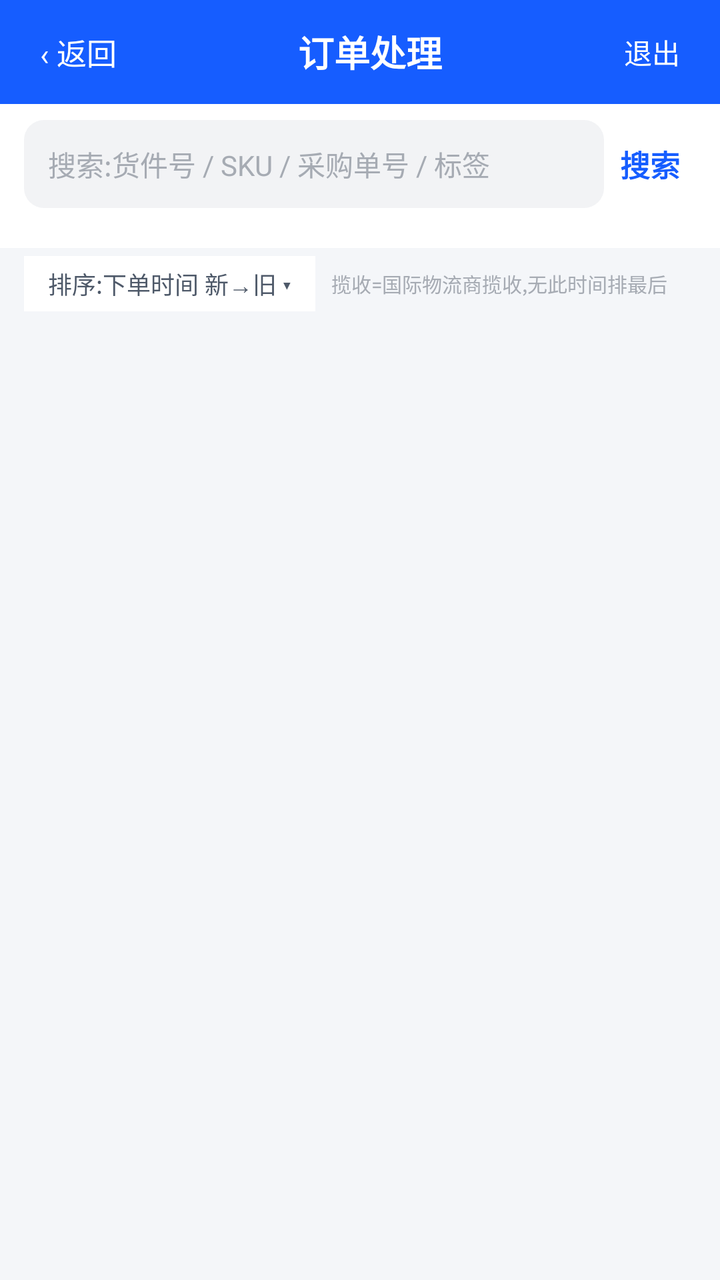
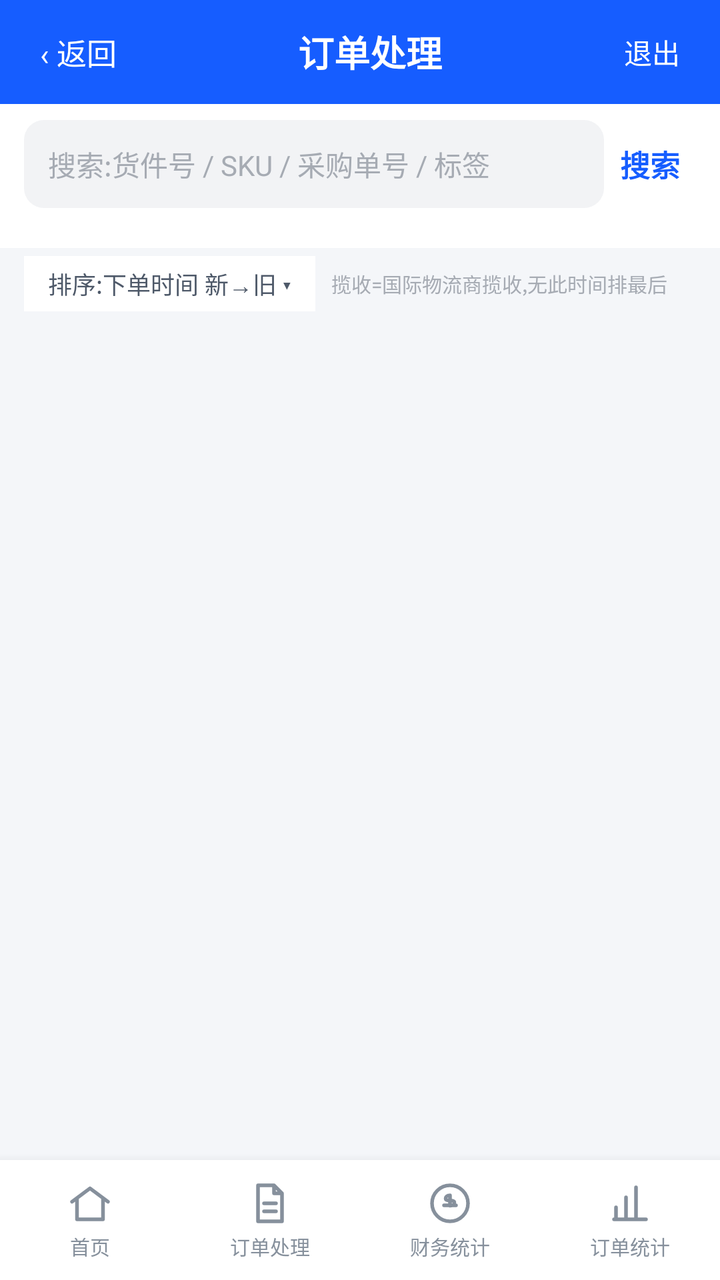

Screens rendered from an Android XML layout before and after an edit, with the pre-edit source and the edit as a unified diff.
<!-- AndroidManifest.xml: application theme AppTheme -->
<!-- res/layout/activity_order_list.xml -->
<?xml version="1.0" encoding="utf-8"?>
<LinearLayout xmlns:android="http://schemas.android.com/apk/res/android"
    android:layout_width="match_parent"
    android:layout_height="match_parent"
    android:fitsSystemWindows="true"
    android:orientation="vertical"
    android:background="@color/page_bg">

    
    <LinearLayout
        android:layout_width="match_parent"
        android:layout_height="52dp"
        android:orientation="horizontal"
        android:gravity="center_vertical"
        android:background="#165dff"
        android:paddingHorizontal="12dp">

        <TextView
            android:id="@+id/backBtn"
            android:layout_width="wrap_content"
            android:layout_height="wrap_content"
            android:text="‹ 返回"
            android:textColor="#ffffff"
            android:textSize="15sp"
            android:padding="8dp" />

        <TextView
            android:layout_width="0dp"
            android:layout_height="wrap_content"
            android:layout_weight="1"
            android:text="订单处理"
            android:textColor="#ffffff"
            android:textSize="18sp"
            android:textStyle="bold"
            android:gravity="center" />

        <TextView
            android:id="@+id/orderLogoutBtn"
            android:layout_width="wrap_content"
            android:layout_height="wrap_content"
            android:text="退出"
            android:textColor="#ffffff"
            android:textSize="14sp"
            android:padding="8dp" />
    </LinearLayout>

    
    <LinearLayout
        android:layout_width="match_parent"
        android:layout_height="wrap_content"
        android:orientation="horizontal"
        android:gravity="center_vertical"
        android:background="#ffffff"
        android:paddingHorizontal="12dp"
        android:paddingVertical="8dp">

        <EditText
            android:id="@+id/orderSearchInput"
            android:layout_width="0dp"
            android:layout_height="44dp"
            android:layout_weight="1"
            android:background="@drawable/bg_input"
            android:paddingHorizontal="12dp"
            android:hint="搜索:货件号 / SKU / 采购单号 / 标签"
            android:textSize="14sp"
            android:textColor="@color/text_primary"
            android:textColorHint="@color/text_placeholder"
            android:imeOptions="actionSearch"
            android:singleLine="true" />

        <TextView
            android:id="@+id/orderSearchBtn"
            android:layout_width="wrap_content"
            android:layout_height="wrap_content"
            android:text="搜索"
            android:textColor="#165dff"
            android:textSize="15sp"
            android:textStyle="bold"
            android:padding="8dp" />
    </LinearLayout>

    
    <HorizontalScrollView
        android:layout_width="match_parent"
        android:layout_height="wrap_content"
        android:scrollbars="none"
        android:background="#ffffff">

        <LinearLayout
            android:id="@+id/tabContainer"
            android:layout_width="wrap_content"
            android:layout_height="wrap_content"
            android:orientation="horizontal"
            android:paddingHorizontal="8dp"
            android:paddingVertical="6dp" />
    </HorizontalScrollView>

    
    <LinearLayout
        android:layout_width="match_parent"
        android:layout_height="wrap_content"
        android:orientation="horizontal"
        android:gravity="center_vertical"
        android:paddingHorizontal="12dp"
        android:paddingTop="4dp"
        android:paddingBottom="4dp">

        <TextView
            android:id="@+id/sortText"
            android:layout_width="wrap_content"
            android:layout_height="wrap_content"
            android:text="排序:下单时间 新→旧 ▾"
            android:textColor="#4e5969"
            android:textSize="12sp"
            android:background="#ffffff"
            android:paddingHorizontal="12dp"
            android:paddingVertical="5dp" />

        <TextView
            android:layout_width="0dp"
            android:layout_height="wrap_content"
            android:layout_weight="1"
            android:text="揽收=国际物流商揽收,无此时间排最后"
            android:textColor="#a6abb3"
            android:textSize="10sp"
            android:maxLines="1"
            android:ellipsize="end"
            android:layout_marginStart="8dp" />
    </LinearLayout>

    
    <TextView
        android:id="@+id/orderBannerText"
        android:layout_width="match_parent"
        android:layout_height="wrap_content"
        android:layout_marginHorizontal="12dp"
        android:layout_marginTop="4dp"
        android:padding="8dp"
        android:textSize="12sp"
        android:visibility="gone" />

    <ProgressBar
        android:id="@+id/orderProgress"
        android:layout_width="wrap_content"
        android:layout_height="wrap_content"
        android:layout_gravity="center_horizontal"
        android:layout_marginTop="12dp"
        android:visibility="gone" />

    <androidx.recyclerview.widget.RecyclerView
        android:id="@+id/orderRecyclerView"
        android:layout_width="match_parent"
        android:layout_height="0dp"
        android:layout_weight="1"
        android:clipToPadding="false"
        android:padding="12dp" />

    <TextView
        android:id="@+id/loadMoreTip"
        android:layout_width="match_parent"
        android:layout_height="wrap_content"
        android:text=""
        android:textSize="12sp"
        android:textColor="#a6abb3"
        android:gravity="center"
        android:padding="6dp"
        android:visibility="gone" />

</LinearLayout>
<!-- resources referenced by this layout -->
<resources>
  <color name="page_bg">#f4f6f9</color>
  <color name="text_placeholder">#a6abb3</color>
  <color name="text_primary">#1d2129</color>
  <!-- drawable bg_input (drawable) -->
  <?xml version="1.0" encoding="utf-8"?>
  <shape xmlns:android="http://schemas.android.com/apk/res/android"
      android:shape="rectangle">
      <solid android:color="@color/neutral_bg" />
      <corners android:radius="@dimen/radius_md" />
  </shape>
  <style name="AppTheme" parent="android:Theme.Material.Light.NoActionBar">
          <item name="android:statusBarColor">#165dff</item>
          <item name="android:navigationBarColor">#ffffff</item>
          <item name="android:windowBackground">#f2f3f5</item>
      </style>
  <color name="neutral_bg">#f2f3f5</color>
  <dimen name="radius_md">10dp</dimen>
</resources>

<!-- the commit's change to res/layout/activity_order_list.xml (unified diff, before → after) -->
@@ -166,4 +166,123 @@
         android:padding="6dp"
         android:visibility="gone" />
 
+    
+    <include layout="@layout/bottom_nav" />
+
 </LinearLayout>
+<!-- res/layout/bottom_nav.xml (included above) -->
+<?xml version="1.0" encoding="utf-8"?>
+<LinearLayout xmlns:android="http://schemas.android.com/apk/res/android"
+    android:id="@+id/bottomNav"
+    android:layout_width="match_parent"
+    android:layout_height="60dp"
+    android:orientation="horizontal"
+    android:background="@color/card_bg"
+    android:elevation="8dp"
+    android:gravity="center">
+
+    
+    <LinearLayout
+        android:id="@+id/navHome"
+        android:layout_width="0dp"
+        android:layout_height="match_parent"
+        android:layout_weight="1"
+        android:orientation="vertical"
+        android:gravity="center"
+        android:background="@android:color/transparent">
+
+        <ImageView
+            android:id="@+id/navHomeIcon"
+            android:layout_width="24dp"
+            android:layout_height="24dp"
+            android:src="@drawable/ic_nav_home" />
+
+        <TextView
+            android:id="@+id/navHomeText"
+            android:layout_width="wrap_content"
+            android:layout_height="wrap_content"
+            android:text="首页"
+            android:textSize="10sp"
+            android:textColor="#86909c"
+            android:layout_marginTop="2dp" />
+    </LinearLayout>
+
+    
+    <LinearLayout
+        android:id="@+id/navOrder"
+        android:layout_width="0dp"
+        android:layout_height="match_parent"
+        android:layout_weight="1"
+        android:orientation="vertical"
+        android:gravity="center"
+        android:background="@android:color/transparent">
+
+        <ImageView
+            android:id="@+id/navOrderIcon"
+            android:layout_width="24dp"
+            android:layout_height="24dp"
+            android:src="@drawable/ic_nav_order" />
+
+        <TextView
+            android:id="@+id/navOrderText"
+            android:layout_width="wrap_content"
+            android:layout_height="wrap_content"
+            android:text="订单处理"
+            android:textSize="10sp"
+            android:textColor="#86909c"
+            android:layout_marginTop="2dp" />
+    </LinearLayout>
+
+    
+    <LinearLayout
+        android:id="@+id/navFinance"
+        android:layout_width="0dp"
+        android:layout_height="match_parent"
+        android:layout_weight="1"
+        android:orientation="vertical"
+        android:gravity="center"
+        android:background="@android:color/transparent">
+
+        <ImageView
+            android:id="@+id/navFinanceIcon"
+            android:layout_width="24dp"
+            android:layout_height="24dp"
+            android:src="@drawable/ic_nav_finance" />
+
+        <TextView
+            android:id="@+id/navFinanceText"
+            android:layout_width="wrap_content"
+            android:layout_height="wrap_content"
+            android:text="财务统计"
+            android:textSize="10sp"
+            android:textColor="#86909c"
+            android:layout_marginTop="2dp" />
+    </LinearLayout>
+
+    
+    <LinearLayout
+        android:id="@+id/navStats"
+        android:layout_width="0dp"
+        android:layout_height="match_parent"
+        android:layout_weight="1"
+        android:orientation="vertical"
+        android:gravity="center"
+        android:background="@android:color/transparent">
+
+        <ImageView
+            android:id="@+id/navStatsIcon"
+            android:layout_width="24dp"
+            android:layout_height="24dp"
+            android:src="@drawable/ic_nav_stats" />
+
+        <TextView
+            android:id="@+id/navStatsText"
+            android:layout_width="wrap_content"
+            android:layout_height="wrap_content"
+            android:text="订单统计"
+            android:textSize="10sp"
+            android:textColor="#86909c"
+            android:layout_marginTop="2dp" />
+    </LinearLayout>
+
+</LinearLayout>
<!-- resource entries referenced after the edit -->
@@ -1,5 +1,6 @@
 <!-- resources referenced by this layout -->
 <resources>
+  <color name="card_bg">#ffffff</color>
   <color name="page_bg">#f4f6f9</color>
   <color name="text_placeholder">#a6abb3</color>
   <color name="text_primary">#1d2129</color>
@@ -10,6 +11,62 @@
       <solid android:color="@color/neutral_bg" />
       <corners android:radius="@dimen/radius_md" />
   </shape>
+  <!-- drawable ic_nav_finance (drawable) -->
+  <vector xmlns:android="http://schemas.android.com/apk/res/android"
+      android:width="24dp"
+      android:height="24dp"
+      android:viewportWidth="24"
+      android:viewportHeight="24">
+      <path
+          android:fillColor="@android:color/transparent"
+          android:strokeColor="#86909c"
+          android:strokeWidth="1.8"
+          android:strokeLineJoin="round"
+          android:strokeLineCap="round"
+          android:pathData="M12 21a9 9 0 1 0 0-18 9 9 0 0 0 0 18zM9 13h6M12 13V8m0 0c-1.6 0-2.2.9-2.2 1.6 0 .8 1.1 1 2.2 1s2.2.2 2.2 1-.6 1.6-2.2 1.6" />
+  </vector>
+  <!-- drawable ic_nav_home (drawable) -->
+  <vector xmlns:android="http://schemas.android.com/apk/res/android"
+      android:width="24dp"
+      android:height="24dp"
+      android:viewportWidth="24"
+      android:viewportHeight="24">
+      <path
+          android:fillColor="@android:color/transparent"
+          android:strokeColor="#86909c"
+          android:strokeWidth="1.8"
+          android:strokeLineJoin="round"
+          android:strokeLineCap="round"
+          android:pathData="M3 11.2L12 4.5l9 6.7M5.5 9.8V20h13V9.8" />
+  </vector>
+  <!-- drawable ic_nav_order (drawable) -->
+  <vector xmlns:android="http://schemas.android.com/apk/res/android"
+      android:width="24dp"
+      android:height="24dp"
+      android:viewportWidth="24"
+      android:viewportHeight="24">
+      <path
+          android:fillColor="@android:color/transparent"
+          android:strokeColor="#86909c"
+          android:strokeWidth="1.8"
+          android:strokeLineJoin="round"
+          android:strokeLineCap="round"
+          android:pathData="M6 3h8l4 4v14H6zM14 3v4h4M9 12h6M9 16h6" />
+  </vector>
+  <!-- drawable ic_nav_stats (drawable) -->
+  <vector xmlns:android="http://schemas.android.com/apk/res/android"
+      android:width="24dp"
+      android:height="24dp"
+      android:viewportWidth="24"
+      android:viewportHeight="24">
+      <path
+          android:fillColor="@android:color/transparent"
+          android:strokeColor="#86909c"
+          android:strokeWidth="1.8"
+          android:strokeLineJoin="round"
+          android:strokeLineCap="round"
+          android:pathData="M5 20v-6M10 20V9M15 20V4M4 20h16" />
+  </vector>
   <style name="AppTheme" parent="android:Theme.Material.Light.NoActionBar">
           <item name="android:statusBarColor">#165dff</item>
           <item name="android:navigationBarColor">#ffffff</item>
